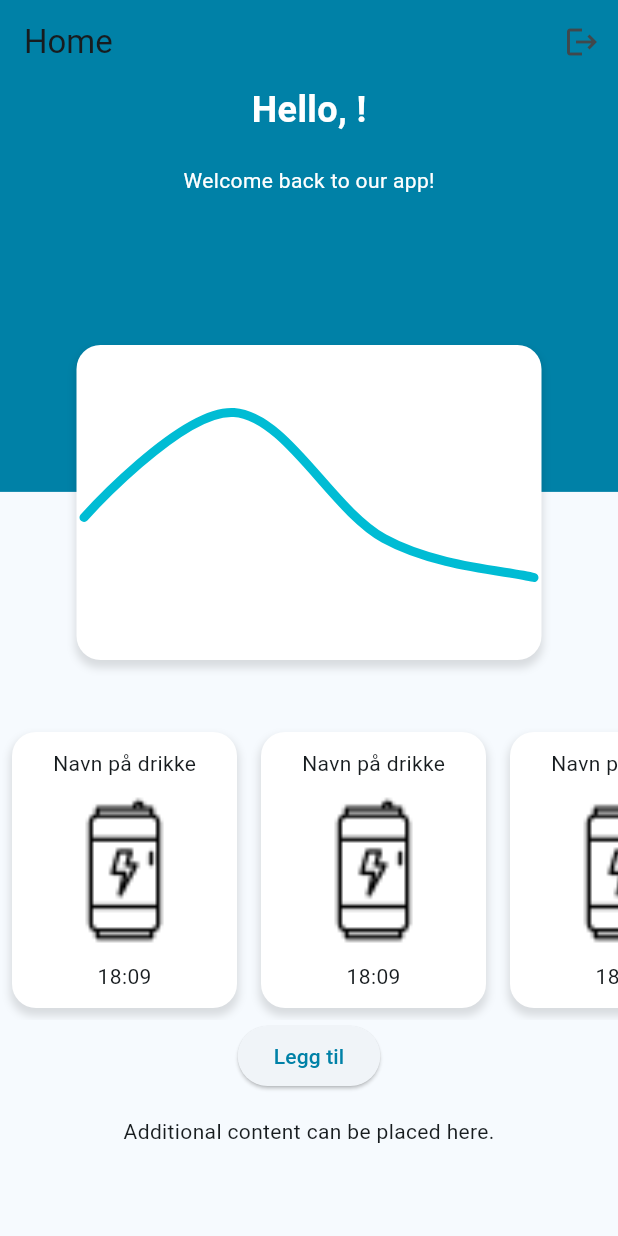
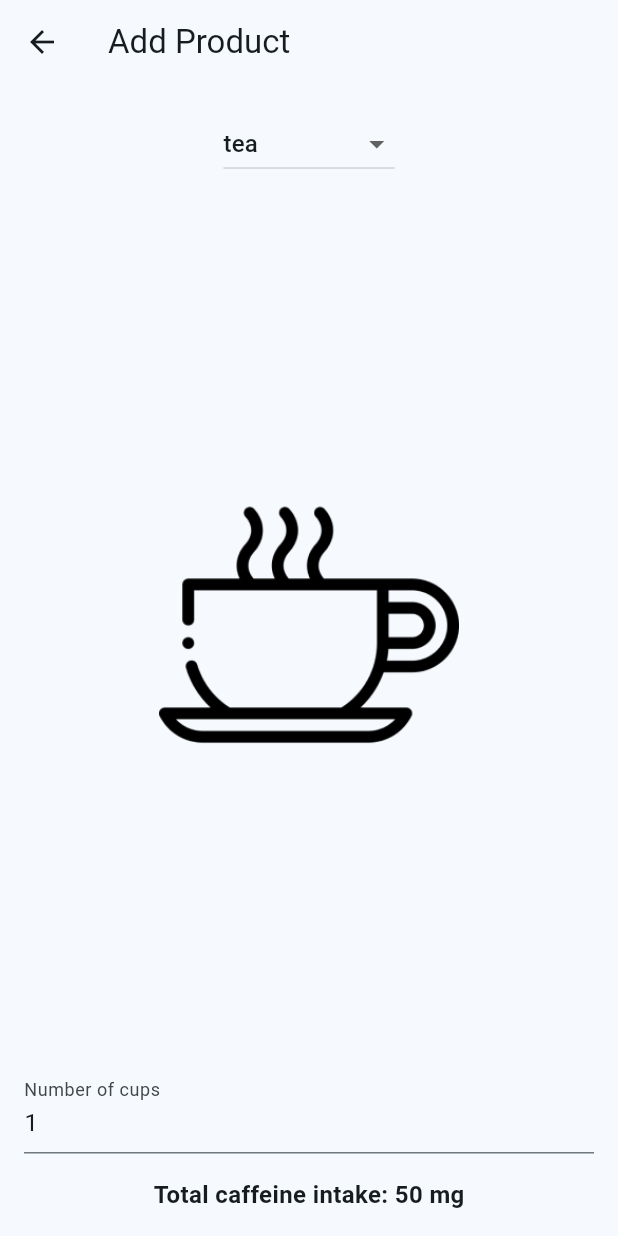
Before and after one commit to quarc0o/caffeine_tracker_app, a Flutter app: the screen it shows once a user with an empty profile is signed in, after a tap on "Legg til", on a phone screen of 412 x 824 dp. Run offline on Flutter 3.47's test engine with Material 2 defaults, Android fonts, the phone set to English and light mode, and no system bars; drawn by our look-alikes of fl_chart; our stand-ins replace firebase_auth, firebase_core, firebase_database, fluttertoast; accounts and stored records are empty; network calls fail.

Commit message:
add products page

```diff
--- a/lib/main.dart
+++ b/lib/main.dart
@@ -1,4 +1,5 @@
 import 'package:din_koffein/providers/UserProvider.dart';
+import 'package:din_koffein/views/AddProductScreen.dart';
 import 'package:din_koffein/views/HomeScreen.dart';
 import 'package:din_koffein/views/authentication/Login.dart';
 import 'package:din_koffein/views/authentication/SignUp.dart';
@@ -27,6 +28,7 @@ class MyApp extends StatelessWidget {
         routes: {
           '/login': (context) => Login(),
           '/signup': (context) => SignUp(),
+          '/addproduct': (context) => AddProductScreen(),
         },
         theme: ThemeData(
           colorScheme: ColorScheme.fromSeed(
--- /dev/null
+++ b/lib/views/AddProductScreen.dart
@@ -0,0 +1,93 @@
+import 'package:flutter/material.dart';
+
+class AddProductScreen extends StatefulWidget {
+  const AddProductScreen({Key? key}) : super(key: key);
+
+  @override
+  _AddProductScreenState createState() => _AddProductScreenState();
+}
+
+class _AddProductScreenState extends State<AddProductScreen> {
+  final List<String> _products = ["tea", "coffee", "energy drink"];
+  String _selectedProduct = "tea";
+  int _numberOfCups = 1;
+  final TextEditingController _controller = TextEditingController(text: "1");
+
+  int _calculateCaffeineIntake() {
+    int caffeineAmountPerCup;
+    switch (_selectedProduct) {
+      case 'tea':
+        caffeineAmountPerCup = 50; // mg of caffeine for tea
+        break;
+      case 'coffee':
+        caffeineAmountPerCup = 95; // mg of caffeine for coffee
+        break;
+      case 'energy drink':
+        caffeineAmountPerCup = 80; // mg of caffeine for energy drink
+        break;
+      default:
+        caffeineAmountPerCup = 0;
+    }
+    return caffeineAmountPerCup * _numberOfCups;
+  }
+
+  @override
+  Widget build(BuildContext context) {
+    return Scaffold(
+      appBar: AppBar(title: Text("Add Product")),
+      body: Padding(
+        padding: const EdgeInsets.all(16.0),
+        child: Column(
+          children: [
+            DropdownButton<String>(
+              value: _selectedProduct,
+              onChanged: (newValue) {
+                if (newValue != null) {
+                  setState(() {
+                    _selectedProduct = newValue;
+                  });
+                }
+              },
+              items: _products.map<DropdownMenuItem<String>>((String value) {
+                return DropdownMenuItem<String>(
+                  value: value,
+                  child: Text(value),
+                );
+              }).toList(),
+            ),
+            Expanded(
+              child: Center(
+                child: Image.asset(
+                  'assets/coffee.png',
+                  width: 200,
+                  height: 200,
+                  fit: BoxFit.contain,
+                ),
+              ),
+            ),
+            TextField(
+              controller: _controller,
+              keyboardType: TextInputType.number,
+              decoration: InputDecoration(
+                labelText: 'Number of cups',
+              ),
+              onChanged: (value) {
+                setState(() {
+                  _numberOfCups = int.tryParse(value) ?? 0;
+                });
+              },
+            ),
+            SizedBox(height: 16),
+            Text(
+              'Total caffeine intake: ${_calculateCaffeineIntake()} mg',
+              style: TextStyle(
+                fontWeight: FontWeight.bold,
+                fontSize: 16,
+              ),
+            ),
+          ],
+        ),
+      ),
+    );
+  }
+}
--- a/lib/views/HomeScreen.dart
+++ b/lib/views/HomeScreen.dart
@@ -1,4 +1,5 @@
 import 'package:din_koffein/components/DrinkHistory/DrinkScroll.dart';
+import 'package:din_koffein/views/AddProductScreen.dart';
 import 'package:flutter/material.dart';
 import 'package:provider/provider.dart';
 
@@ -79,7 +80,14 @@ class _HomeScreenState extends State<HomeScreen> {
                             200, // Adjust this value based on how tall you want the scrolling area to be.
                         child: DrinkScroll(),
                       ),
-                      ElevatedButton(onPressed: () {}, child: Text("Legg til"))
+                      ElevatedButton(
+                          onPressed: () {
+                            Navigator.push(
+                                context,
+                                MaterialPageRoute(
+                                    builder: (context) => AddProductScreen()));
+                          },
+                          child: Text("Legg til"))
                     ],
                   ),
                 ),
```
